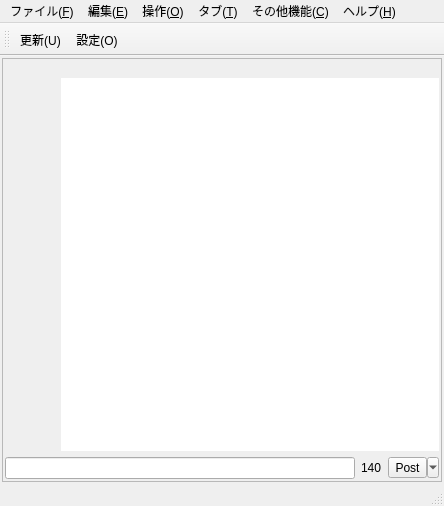
plus7/Qween, file qweenmainwindow.ui: the form before one commit.
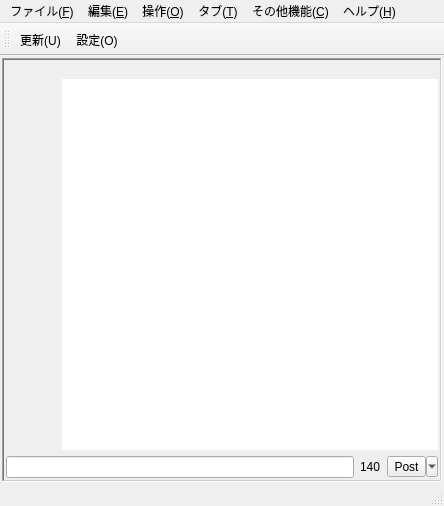
The form after the commit. Custom widgets are drawn as their Qt base class.

The edit to the form file:
```diff
--- a/qweenmainwindow.ui
+++ b/qweenmainwindow.ui
@@ -37,7 +37,7 @@
       </property>
       <widget class="QFrame" name="postFrame">
        <property name="frameShape">
-        <enum>QFrame::StyledPanel</enum>
+        <enum>QFrame::WinPanel</enum>
        </property>
        <property name="frameShadow">
         <enum>QFrame::Sunken</enum>
```
